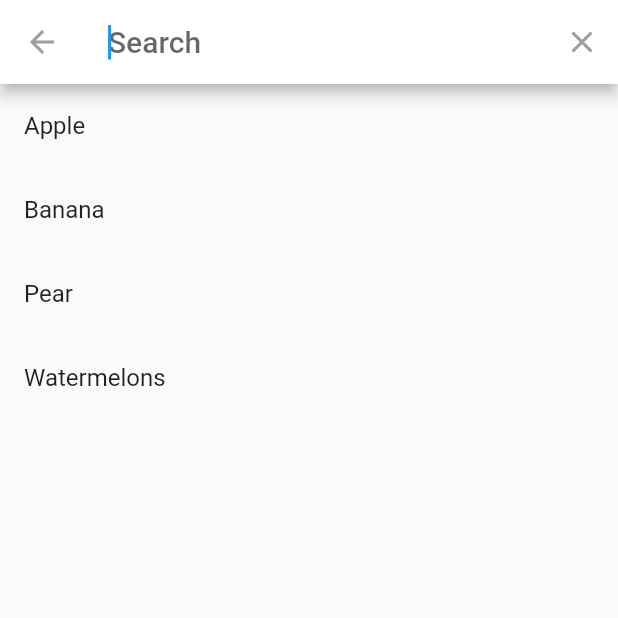
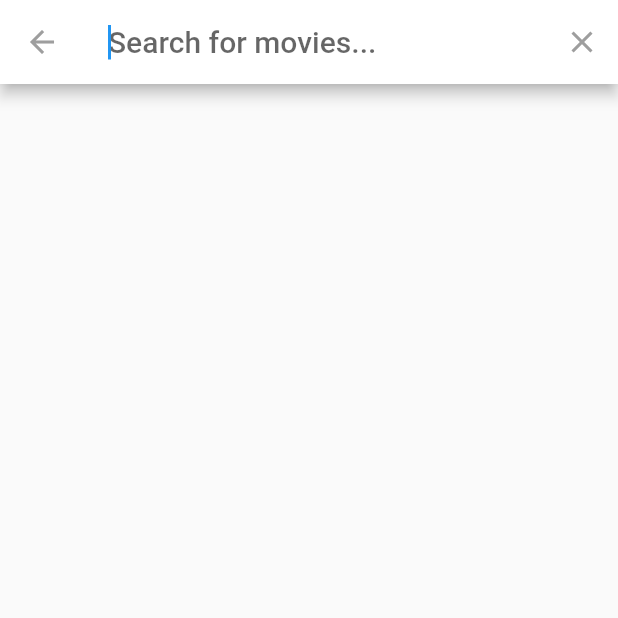
Before and after one commit to sebcrisan/omdb-flutter, a Flutter app: the screen it shows after launch, after a tap on the "search" icon, on a phone screen of 412 x 824 dp, the top half of it. Run offline on Flutter 3.47's test engine with Material 2 defaults, Android fonts, the light colour scheme and no system bars; our stand-ins replace logger.

Commit message:
feat: :sparkles: adds http package, movie search wip

```diff
--- a/lib/main.dart
+++ b/lib/main.dart
@@ -1,5 +1,6 @@
 import "package:flutter/material.dart";
 import 'package:logger/logger.dart';
+import 'package:http/http.dart';
 
 final Logger logger = Logger();
 
@@ -32,6 +33,17 @@ class MyHomePageState extends State<MyHomePage> {
     logger.i('Button Pressed!');
   }
 
+  void searchMovies(BuildContext context) async {
+    final result = await showSearch<String>(
+      context: context,
+      delegate: MovieSearchDelegate(),
+    );
+
+    if (result != null) {
+      // Do something with the selected movie
+    }
+  }
+
   @override
   Widget build(BuildContext context) {
     return Scaffold(
@@ -41,13 +53,9 @@ class MyHomePageState extends State<MyHomePage> {
         // centerTitle: true,
         actions: [
           IconButton(
-              onPressed: () {
-                showSearch(
-                  context: context,
-                  delegate: CustomSearchDelegate(),
-                );
-              },
-              icon: const Icon(Icons.search))
+            onPressed: () => searchMovies(context),
+            icon: const Icon(Icons.search),
+          ),
         ],
         backgroundColor: MyApp.primaryColor,
       ),
@@ -71,62 +79,39 @@ class MyHomePageState extends State<MyHomePage> {
   }
 }
 
-class CustomSearchDelegate extends SearchDelegate {
-  List<String> searchTerms = ['Apple', 'Banana', 'Pear', 'Watermelons'];
+class MovieSearchDelegate extends SearchDelegate<String> {
+  @override
+  String get searchFieldLabel => "Search for movies...";
 
   @override
   List<Widget> buildActions(BuildContext context) {
     return [
       IconButton(
-          onPressed: () {
-            query = "";
-          },
-          icon: const Icon(Icons.clear))
+        icon: const Icon(Icons.clear),
+        onPressed: () {
+          query = "";
+        },
+      ),
     ];
   }
 
   @override
   Widget buildLeading(BuildContext context) {
     return IconButton(
-        onPressed: () {
-          close(context, null);
-        },
-        icon: const Icon(Icons.arrow_back));
+      icon: const Icon(Icons.arrow_back),
+      onPressed: () {
+        close(context, "");
+      },
+    );
   }
 
   @override
   Widget buildResults(BuildContext context) {
-    List<String> matchQuery = [];
-    for (var fruit in searchTerms) {
-      if (fruit.toLowerCase().contains(query.toLowerCase())) {
-        matchQuery.add(fruit);
-      }
-    }
-    return ListView.builder(
-        itemCount: matchQuery.length,
-        itemBuilder: (context, index) {
-          var result = matchQuery[index];
-          return ListTile(
-            title: Text(result),
-          );
-        });
+    return Text("Results for $query");
   }
 
   @override
   Widget buildSuggestions(BuildContext context) {
-    List<String> matchQuery = [];
-    for (var fruit in searchTerms) {
-      if (fruit.toLowerCase().contains(query.toLowerCase())) {
-        matchQuery.add(fruit);
-      }
-    }
-    return ListView.builder(
-        itemCount: matchQuery.length,
-        itemBuilder: (context, index) {
-          var result = matchQuery[index];
-          return ListTile(
-            title: Text(result),
-          );
-        });
+    return Container();
   }
 }
--- a/pubspec.yaml
+++ b/pubspec.yaml
@@ -31,6 +31,7 @@ dependencies:
   flutter:
     sdk: flutter
   logger: 1.1.0
+  http: ^0.13.3
 
   # The following adds the Cupertino Icons font to your application.
   # Use with the CupertinoIcons class for iOS style icons.
```
Also changed, not shown: pubspec.lock.
